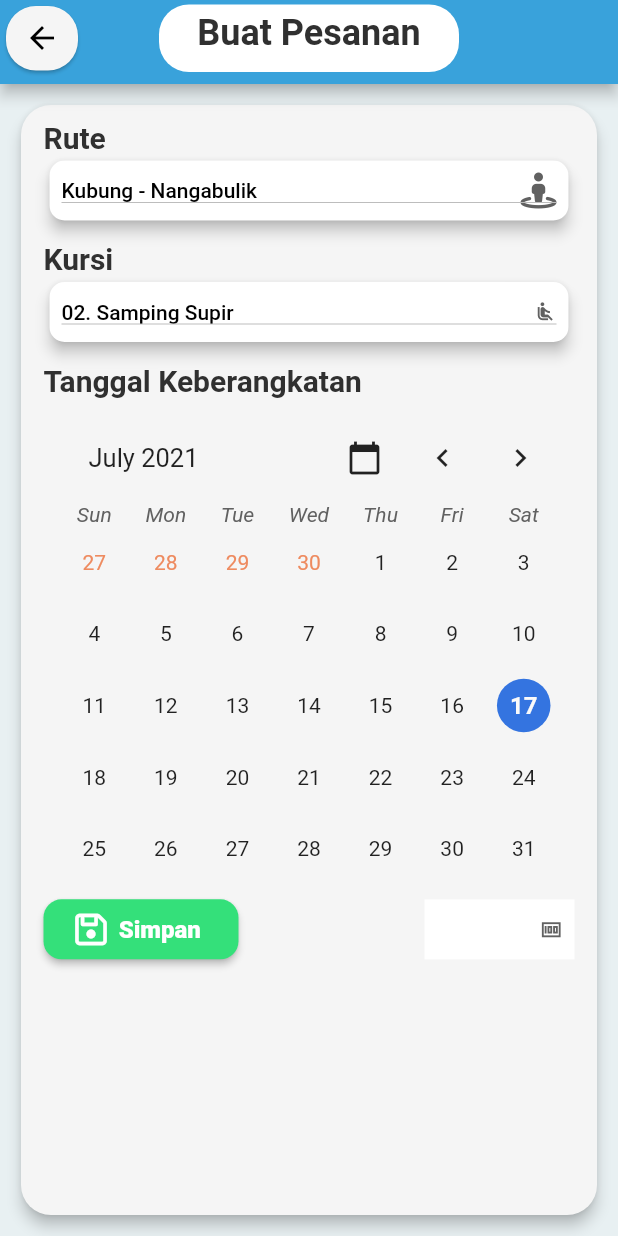
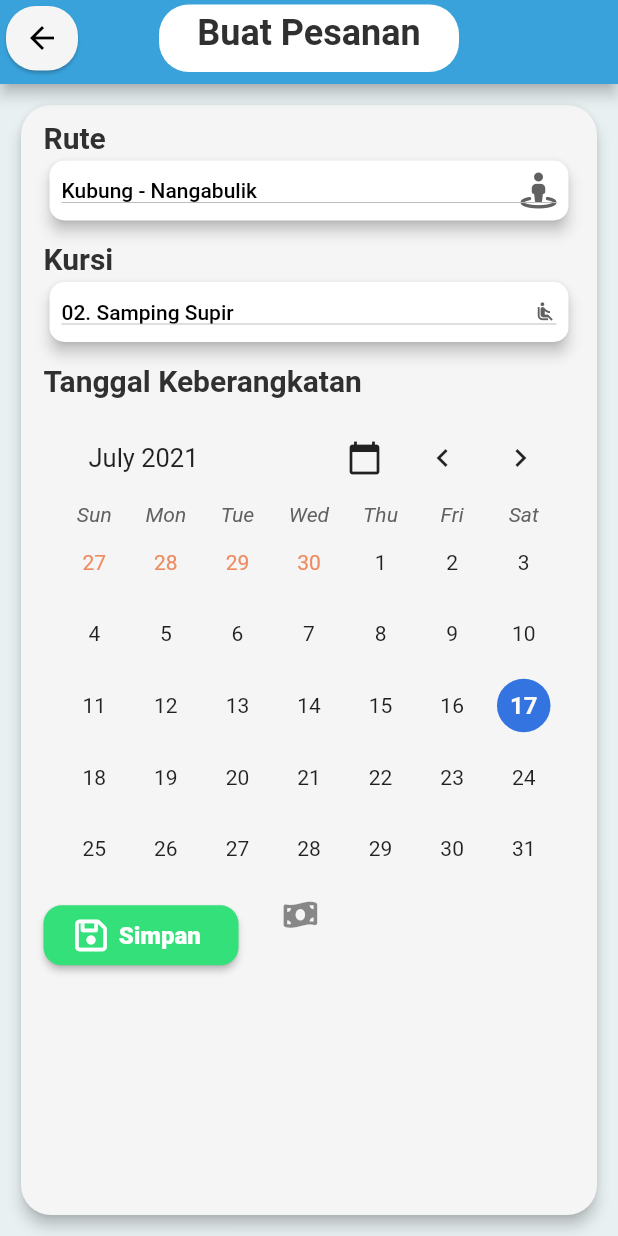
Before and after one commit to tianreformis/lamandau_travel_app, a Flutter app: the MakeOrderPageWidget screen opened directly, on a phone screen of 412 x 824 dp. Run offline on Flutter 3.47's test engine with Material 2 defaults, Android fonts, the phone set to English and light mode, and no system bars; drawn by our look-alikes of auto_size_text, table_calendar; our stand-ins replace built_collection, built_value, cached_network_image, cloud_firestore, equatable, firebase_auth and 12 more; missing offline and left inert: color, flutter_facebook_auth, json_path, mapbox_search, mime_type; accounts and stored records are empty; generated files the repository leaves out were written again; network calls fail; Roboto replaces fonts that are missing (Ubuntu).

Commit message:
Updating to latest FlutterFlow output.

```diff
--- a/lib/flutter_flow/flutter_flow_widgets.dart
+++ b/lib/flutter_flow/flutter_flow_widgets.dart
@@ -54,12 +54,14 @@ class FFButtonWidget extends StatelessWidget {
 
   @override
   Widget build(BuildContext context) {
-    final textWidget = AutoSizeText(
+    Widget textWidget = AutoSizeText(
       text,
       style: options.textStyle,
       maxLines: 1,
+      overflow: TextOverflow.ellipsis,
     );
     if (icon != null || iconData != null) {
+      textWidget = Flexible(child: textWidget);
       return Container(
         height: options.height,
         width: options.width,
--- a/lib/main.dart
+++ b/lib/main.dart
@@ -3,6 +3,7 @@ import 'package:flutter/material.dart';
 import 'auth/firebase_user_provider.dart';
 import 'package:lamandau_travel_app/loginpage/loginpage_widget.dart';
 import 'package:lamandau_travel_app/home_page/home_page_widget.dart';
+import 'flutter_flow/flutter_flow_theme.dart';
 
 void main() async {
   WidgetsFlutterBinding.ensureInitialized();
--- a/lib/make_order_page/make_order_page_widget.dart
+++ b/lib/make_order_page/make_order_page_widget.dart
@@ -27,7 +27,7 @@ class _MakeOrderPageWidgetState extends State<MakeOrderPageWidget> {
   DateTimeRange calendarSelectedDay;
   String dropdownRuteValue;
   String dropdownSeatValue;
-  String dropdownPriceValue;
+  TextEditingController textFieldPriceController;
   final scaffoldKey = GlobalKey<ScaffoldState>();
 
   @override
@@ -37,6 +37,7 @@ class _MakeOrderPageWidgetState extends State<MakeOrderPageWidget> {
       start: DateTime.now().startOfDay,
       end: DateTime.now().endOfDay,
     );
+    textFieldPriceController = TextEditingController();
   }
 
   @override
@@ -260,18 +261,18 @@ class _MakeOrderPageWidgetState extends State<MakeOrderPageWidget> {
                             children: [
                               FFButtonWidget(
                                 onPressed: () async {
-                                  final orderTravelRecordData =
+                                  final orderTravelCreateData =
                                       createOrderTravelRecordData(
                                     rute: dropdownRuteValue,
                                     createdAt: calendarSelectedDay.start,
                                     seatNumber: dropdownSeatValue,
                                     uid: currentUserReference,
                                     users: currentUserReference,
-                                    price: dropdownPriceValue,
+                                    price: textFieldPriceController.text,
                                   );
                                   await OrderTravelRecord.collection
                                       .doc()
-                                      .set(orderTravelRecordData);
+                                      .set(orderTravelCreateData);
                                   Navigator.pop(context);
                                 },
                                 text: 'Simpan',
@@ -295,28 +296,47 @@ class _MakeOrderPageWidgetState extends State<MakeOrderPageWidget> {
                                   borderRadius: 12,
                                 ),
                               ),
-                              FlutterFlowDropDown(
-                                options: [''],
-                                onChanged: (value) {
-                                  setState(() => dropdownPriceValue = value);
-                                },
-                                width: 100,
-                                height: 40,
-                                textStyle: FlutterFlowTheme.bodyText1.override(
-                                  fontFamily: 'Ubuntu',
-                                  color: Colors.black,
+                              Expanded(
+                                child: Padding(
+                                  padding: EdgeInsets.fromLTRB(30, 0, 0, 0),
+                                  child: TextFormField(
+                                    controller: textFieldPriceController,
+                                    obscureText: false,
+                                    decoration: InputDecoration(
+                                      enabledBorder: UnderlineInputBorder(
+                                        borderSide: BorderSide(
+                                          color: Color(0x00000000),
+                                          width: 1,
+                                        ),
+                                        borderRadius: BorderRadius.only(
+                                          bottomLeft: Radius.circular(10),
+                                          bottomRight: Radius.circular(10),
+                                          topLeft: Radius.circular(10),
+                                          topRight: Radius.circular(10),
+                                        ),
+                                      ),
+                                      focusedBorder: UnderlineInputBorder(
+                                        borderSide: BorderSide(
+                                          color: Color(0x00000000),
+                                          width: 1,
+                                        ),
+                                        borderRadius: BorderRadius.only(
+                                          bottomLeft: Radius.circular(10),
+                                          bottomRight: Radius.circular(10),
+                                          topLeft: Radius.circular(10),
+                                          topRight: Radius.circular(10),
+                                        ),
+                                      ),
+                                      prefixIcon: FaIcon(
+                                        FontAwesomeIcons.moneyBillWave,
+                                        size: 20,
+                                      ),
+                                    ),
+                                    style: FlutterFlowTheme.bodyText1.override(
+                                      fontFamily: 'Ubuntu',
+                                    ),
+                                  ),
                                 ),
-                                icon: Icon(
-                                  Icons.money_sharp,
-                                  size: 15,
-                                ),
-                                fillColor: Colors.white,
-                                elevation: 2,
-                                borderColor: Colors.transparent,
-                                borderWidth: 0,
-                                borderRadius: 0,
-                                margin: EdgeInsets.fromLTRB(8, 4, 8, 4),
-                                hidesUnderline: true,
                               )
                             ],
                           )
--- a/lib/signup/signup_widget.dart
+++ b/lib/signup/signup_widget.dart
@@ -315,13 +315,13 @@ class _SignupWidgetState extends State<SignupWidget> {
                                           return;
                                         }
 
-                                        final usersRecordData =
+                                        final usersCreateData =
                                             createUsersRecordData(
                                           email: '',
                                         );
                                         await UsersRecord.collection
                                             .doc(user.uid)
-                                            .update(usersRecordData);
+                                            .update(usersCreateData);
 
                                         await Navigator.push(
                                           context,
```
Also changed, not shown: lib/active_order_page/active_order_page_widget.dart (+43 -15 lines), lib/editprofile/editprofile_widget.dart (+11 -3 lines), lib/home_page/home_page_widget.dart (+9 -1 lines), lib/report_page/report_page_widget.dart (+21 -23 lines), 2 other files.
